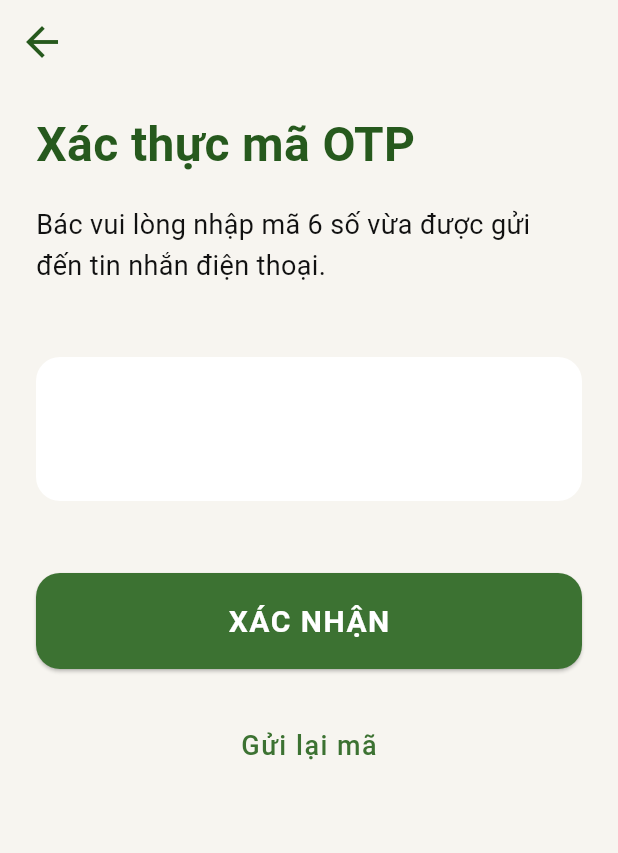
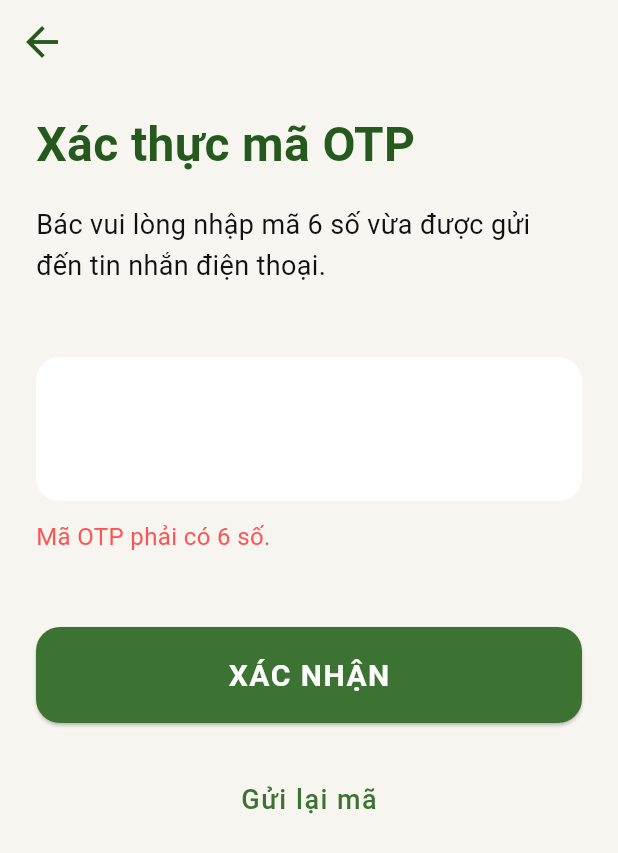
Before and after one commit to hoangtranduchai/emoheal, a Flutter app: the OtpScreen screen opened by its route, after a tap on "XÁC NHẬN", on a phone screen of 412 x 824 dp. Shown: the top 853 px of the screen. Run offline on Flutter 3.47's test engine with Material 3 defaults, Android fonts, the phone set to English and light mode, and no system bars; our stand-ins replace audioplayers, flutter_svg, google_fonts, supabase_flutter; missing offline and left inert: record; accounts and stored records are empty.

Commit message:
feat(auth): implement real Supabase OTP auth, fix API service URL, add CI/CD pipeline, pin backend deps

```diff
--- a/lib/presentation/screens/auth/otp_screen.dart
+++ b/lib/presentation/screens/auth/otp_screen.dart
@@ -1,7 +1,9 @@
 import 'package:flutter/material.dart';
+import 'package:supabase_flutter/supabase_flutter.dart';
 import '../../../core/theme.dart';
 import '../../../router.dart';
 
+/// OTP verification screen — verify code from Supabase / Màn hình xác thực OTP
 class OtpScreen extends StatefulWidget {
   const OtpScreen({super.key});
 
@@ -11,11 +13,71 @@ class OtpScreen extends StatefulWidget {
 
 class _OtpScreenState extends State<OtpScreen> {
   final TextEditingController _otpController = TextEditingController();
+  bool _isLoading = false;
+  String? _errorMessage;
+  String? _phone; // Passed from LoginScreen / Nhận từ LoginScreen
+
+  @override
+  void didChangeDependencies() {
+    super.didChangeDependencies();
+    final args = ModalRoute.of(context)?.settings.arguments;
+    if (args is String) _phone = args;
+  }
 
   @override
   void dispose() {
     _otpController.dispose();
     super.dispose();
+  }
+
+  /// Verify OTP code via Supabase Auth / Xác thực mã OTP
+  Future<void> _verifyOtp() async {
+    final otp = _otpController.text.trim();
+    if (otp.length != 6) {
+      setState(() => _errorMessage = 'Mã OTP phải có 6 số.');
+      return;
+    }
+
+    setState(() {
+      _isLoading = true;
+      _errorMessage = null;
+    });
+
+    try {
+      if (_phone != null) {
+        await Supabase.instance.client.auth.verifyOTP(
+          phone: _phone!,
+          token: otp,
+          type: OtpType.sms,
+        );
+      }
+
+      if (mounted) {
+        Navigator.of(context).pushNamedAndRemoveUntil(
+          AppRoutes.home,
+          (route) => false,
+        );
+      }
+    } on AuthException catch (e) {
+      setState(() => _errorMessage = 'Mã không đúng hoặc hết hạn. ${e.message}');
+    } catch (e) {
+      setState(() => _errorMessage = 'Có lỗi xảy ra. Vui lòng thử lại.');
+    } finally {
+      if (mounted) setState(() => _isLoading = false);
+    }
+  }
+
+  /// Resend OTP / Gửi lại mã
+  Future<void> _resendOtp() async {
+    if (_phone == null) return;
+    try {
+      await Supabase.instance.client.auth.signInWithOtp(phone: _phone!);
+      if (mounted) {
+        ScaffoldMessenger.of(context).showSnackBar(
+          const SnackBar(content: Text('Đã gửi lại mã xác thực.')),
+        );
+      }
+    } catch (_) {}
   }
 
   @override
@@ -88,18 +150,22 @@ class _OtpScreenState extends State<OtpScreen> {
                   ),
                 ),
               ),
+              if (_errorMessage != null) ...[
+                const SizedBox(height: 12),
+                Text(
+                  _errorMessage!,
+                  style: const TextStyle(
+                    fontFamily: 'Roboto',
+                    fontSize: 16,
+                    color: AppColors.redAccent,
+                  ),
+                ),
+              ],
               const SizedBox(height: 48),
               SizedBox(
                 height: 64,
                 child: ElevatedButton(
-                  onPressed: () {
-                    if (_otpController.text.length == 6) {
-                      Navigator.of(context).pushNamedAndRemoveUntil(
-                        AppRoutes.home,
-                        (route) => false,
-                      );
-                    }
-                  },
+                  onPressed: _isLoading ? null : _verifyOtp,
                   style: ElevatedButton.styleFrom(
                     backgroundColor: AppColors.primaryGreen,
                     foregroundColor: AppColors.white,
@@ -107,7 +173,9 @@ class _OtpScreenState extends State<OtpScreen> {
                       borderRadius: BorderRadius.circular(16),
                     ),
                   ),
-                  child: const Text(
+                  child: _isLoading
+                      ? const CircularProgressIndicator(color: AppColors.white)
+                      : const Text(
                           'XÁC NHẬN',
                           style: TextStyle(
                             fontFamily: 'Roboto',
@@ -119,9 +187,7 @@ class _OtpScreenState extends State<OtpScreen> {
               ),
               const SizedBox(height: 24),
               TextButton(
-                onPressed: () {
-                  // Action to resend OTP
-                },
+                onPressed: _resendOtp,
                 style: TextButton.styleFrom(
                   padding: const EdgeInsets.all(16),
                   minimumSize: const Size(0, 48),
```
Also changed, not shown: lib/data/api_service.dart (+5 -2 lines), lib/presentation/screens/auth/login_screen.dart (+84 -6 lines), 3 other files. Lines whose indentation alone changed are shown as unchanged.
